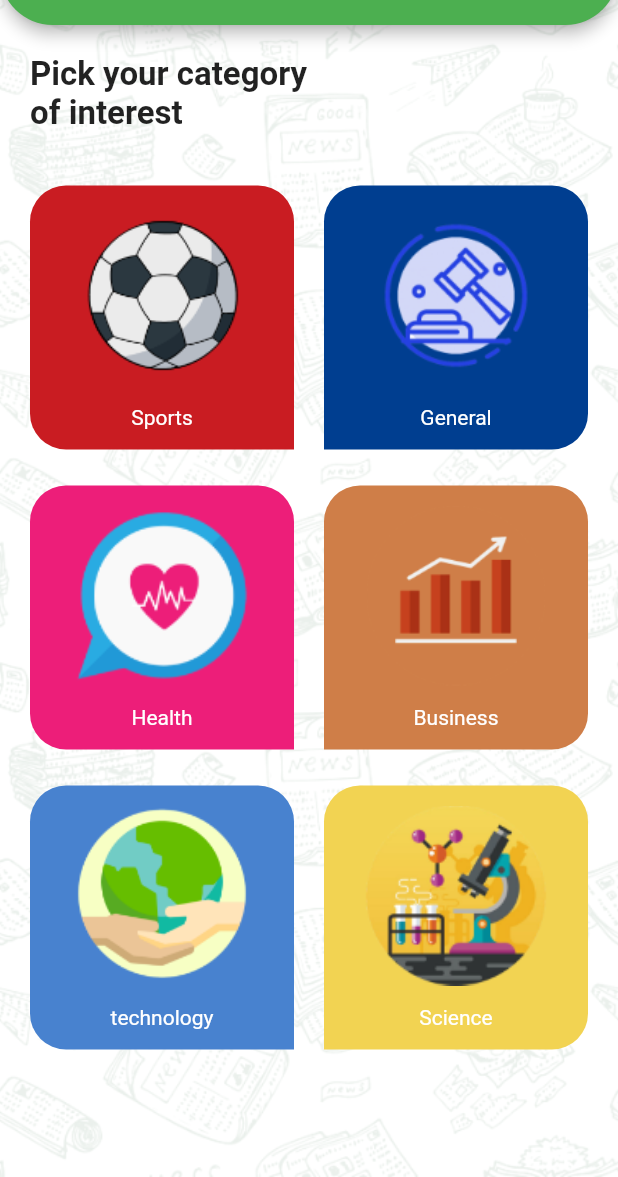
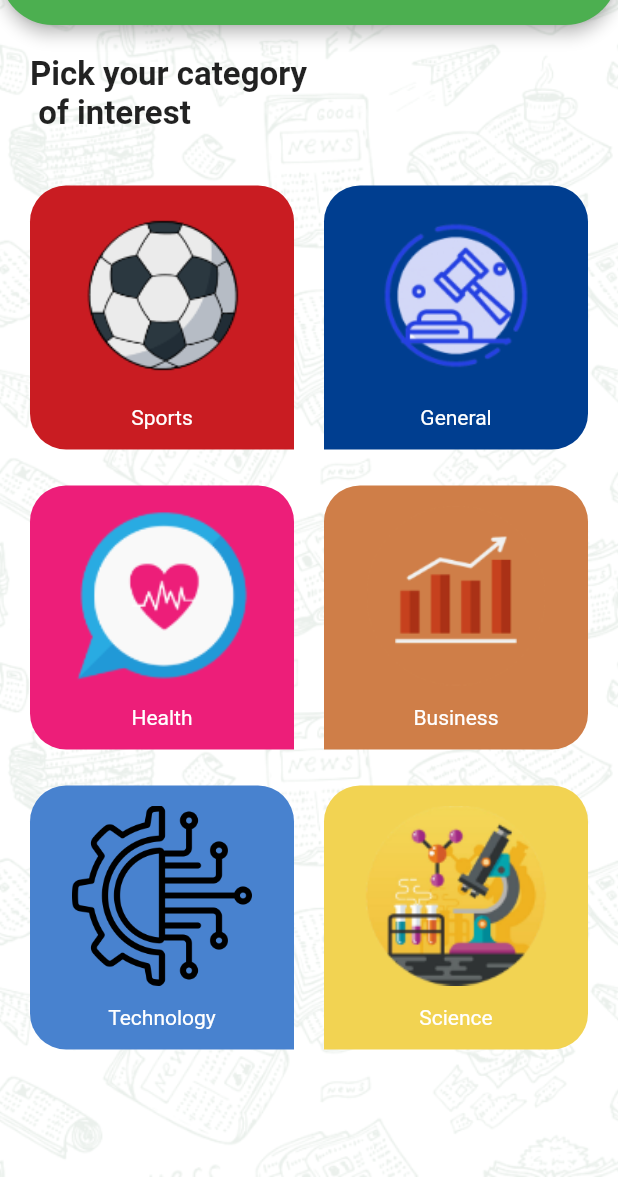
Before and after one commit to AbdelhadyMohamed/news_app, a Flutter app: the screen it shows after launch, in the side drawer, after a tap on the "search" icon, on a phone screen of 412 x 824 dp, the part 59-1236 px from its top. Run offline on Flutter 3.47's test engine with Material 2 defaults, Android fonts, the phone set to English and light mode, and no system bars; our stand-ins replace cached_network_image, easy_localization.

Commit message:
added localiztion

```diff
--- a/lib/main.dart
+++ b/lib/main.dart
@@ -1,10 +1,13 @@
+import 'package:easy_localization/easy_localization.dart';
 import 'package:flutter/material.dart';
 import 'package:news_app/providers/my_provider.dart';
 import 'package:news_app/providers/search_provider.dart';
 import 'package:news_app/ui/home/home_layout.dart';
 import 'package:provider/provider.dart';
 
-void main() {
+void main() async {
+  WidgetsFlutterBinding.ensureInitialized();
+  await EasyLocalization.ensureInitialized();
   runApp(
     MultiProvider(
       providers: [
@@ -13,7 +16,15 @@ void main() {
           ChangeNotifierProvider(create: (context) => SearchProvider())
         ]),
       ],
-      child: const MyApp(),
+      child: EasyLocalization(
+          path: 'assets/translations',
+          saveLocale: true,
+          supportedLocales: const [
+            Locale("ar", "EG"),
+            Locale("en", "US"),
+          ],
+          startLocale: const Locale('en', 'US'),
+          child: const MyApp()),
     ),
   );
 }
@@ -27,6 +38,9 @@ class MyApp extends StatelessWidget {
     var provider = Provider.of<SearchProvider>(context);
     provider.searchedItem ??= "";
     return MaterialApp(
+      localizationsDelegates: context.localizationDelegates,
+      supportedLocales: context.supportedLocales,
+      locale: context.locale,
       debugShowCheckedModeBanner: false,
       initialRoute: HomeLayout.routeName,
       routes: {HomeLayout.routeName: (context) => HomeLayout()},
--- a/lib/ui/categories/categories_widget.dart
+++ b/lib/ui/categories/categories_widget.dart
@@ -1,3 +1,4 @@
+import 'package:easy_localization/easy_localization.dart';
 import 'package:flutter/material.dart';
 
 import 'category.dart';
@@ -16,8 +17,9 @@ class CategoriesWidget extends StatelessWidget {
       child: Column(
         crossAxisAlignment: CrossAxisAlignment.stretch,
         children: [
-          const Text('''Pick your category \nof interest''',
-              style: TextStyle(fontWeight: FontWeight.bold, fontSize: 22)),
+          Text("Pick your category".tr(),
+              style:
+                  const TextStyle(fontWeight: FontWeight.bold, fontSize: 22)),
           Expanded(
             child: GridView.builder(
               padding: const EdgeInsets.only(top: 35),
--- a/lib/ui/categories/category.dart
+++ b/lib/ui/categories/category.dart
@@ -1,3 +1,4 @@
+import 'package:easy_localization/easy_localization.dart';
 import 'package:flutter/material.dart';
 
 class Category {
@@ -9,17 +10,17 @@ class Category {
   Category(this.id, this.title, this.color, this.imageName);
   static List<Category> getAllCategories() {
     return [
-      Category("sports", "Sports", const Color(0XFFC91C22),
+      Category("sports", "Sports".tr(), const Color(0XFFC91C22),
           "assets/images/sports.png"),
-      Category("general", "General", const Color(0XFF003E90),
+      Category("general", "General".tr(), const Color(0XFF003E90),
           "assets/images/general.png"),
-      Category("health", "Health", const Color(0XFFED1E79),
+      Category("health", "Health".tr(), const Color(0XFFED1E79),
           "assets/images/health.png"),
-      Category("business", "Business", const Color(0XFFCF7E48),
+      Category("business", "Business".tr(), const Color(0XFFCF7E48),
           "assets/images/business.png"),
-      Category("technology", "technology", const Color(0XFF4882CF),
+      Category("technology", "technology".tr(), const Color(0XFF4882CF),
           "assets/images/tech.png"),
-      Category("science", "Science", const Color(0XFFF2D352),
+      Category("science", "Science".tr(), const Color(0XFFF2D352),
           "assets/images/science.png"),
     ];
   }
--- a/lib/ui/home/home_drawer.dart
+++ b/lib/ui/home/home_drawer.dart
@@ -1,3 +1,4 @@
+import 'package:easy_localization/easy_localization.dart';
 import 'package:flutter/material.dart';
 
 typedef OnMenuItemClick = void Function(MenuItem clickedItemPos);
@@ -16,9 +17,9 @@ class HomeDrawer extends StatelessWidget {
             padding: EdgeInsets.symmetric(
                 vertical: MediaQuery.of(context).size.width * 0.167),
             decoration: const BoxDecoration(color: Colors.green),
-            child: const Text(
-              "News App",
-              style: TextStyle(
+            child: Text(
+              "News App".tr(),
+              style: const TextStyle(
                   color: Colors.white,
                   fontSize: 24,
                   fontWeight: FontWeight.bold),
@@ -30,12 +31,13 @@ class HomeDrawer extends StatelessWidget {
               onMenuItemClick(MenuItem.categories);
               Navigator.pop(context);
             },
-            child: const Row(
+            child: Row(
               children: [
-                Icon(Icons.list, size: 32),
-                SizedBox(width: 20),
-                Text("Categories",
-                    style: TextStyle(fontSize: 24, fontWeight: FontWeight.bold))
+                const Icon(Icons.list, size: 32),
+                const SizedBox(width: 20),
+                Text("Categories".tr(),
+                    style: const TextStyle(
+                        fontSize: 24, fontWeight: FontWeight.bold))
               ],
             ),
           ),
@@ -45,16 +47,17 @@ class HomeDrawer extends StatelessWidget {
               onMenuItemClick(MenuItem.settings);
               Navigator.pop(context);
             },
-            child: const Row(
+            child: Row(
               children: [
-                Icon(
+                const Icon(
                   Icons.settings,
                   size: 32,
                 ),
-                SizedBox(width: 20),
+                const SizedBox(width: 20),
                 Text(
-                  "Settings",
-                  style: TextStyle(fontSize: 24, fontWeight: FontWeight.bold),
+                  "Settings".tr(),
+                  style: const TextStyle(
+                      fontSize: 24, fontWeight: FontWeight.bold),
                 )
               ],
             ),
--- a/lib/ui/home/home_layout.dart
+++ b/lib/ui/home/home_layout.dart
@@ -1,3 +1,4 @@
+import 'package:easy_localization/easy_localization.dart';
 import 'package:flutter/material.dart';
 import 'package:news_app/providers/search_provider.dart';
 import 'package:news_app/ui/categories/categories_widget.dart';
@@ -34,6 +35,17 @@ class _HomeLayoutState extends State<HomeLayout> {
           image: DecorationImage(
               image: AssetImage("assets/images/pattern.png"),
               fit: BoxFit.cover)),
+      child: WillPopScope(
+        onWillPop: () {
+          if (selectedWidget is CategoriesWidget) {
+            return Future.value(true);
+          } else if (selectedWidget is CategoryDetails) {
+            selectedWidget = CategoriesWidget(onCategoryClicked);
+            setState(() {});
+            return Future.value(false);
+          }
+          return Future.value(true);
+        },
         child: Scaffold(
           drawer: HomeDrawer(onMenuItemClicked),
           backgroundColor: Colors.transparent,
@@ -72,7 +84,8 @@ class _HomeLayoutState extends State<HomeLayout> {
                                 },
                                 child: const Icon(Icons.cancel,
                                     color: Colors.black)),
-                          selectedIcon: const Icon(Icons.brightness_2_outlined,
+                            selectedIcon: const Icon(
+                                Icons.brightness_2_outlined,
                                 color: Colors.black),
                           ),
                         )
@@ -81,7 +94,7 @@ class _HomeLayoutState extends State<HomeLayout> {
                     ))
                 : Row(
                     children: [
-                    const Text("News App"),
+                      Text("News App".tr()),
                       const Spacer(),
                       InkWell(
                           onTap: () {
@@ -95,6 +108,7 @@ class _HomeLayoutState extends State<HomeLayout> {
           body: selectedWidget,
 
           // body:
+        ),
       ),
     );
   }
--- a/lib/ui/widgets/news_list_widget.dart
+++ b/lib/ui/widgets/news_list_widget.dart
@@ -18,7 +18,6 @@ class NewsListWidget extends StatelessWidget {
     return FutureBuilder(
       future: ApiManager.getNews(source.id!, provider.searchedItem ?? ""),
       builder: (context, snapshot) {
-        print(provider.searchedItem ?? "");
         if (snapshot.connectionState == ConnectionState.waiting) {
           return const Center(child: CircularProgressIndicator());
         } else if (snapshot.hasError || snapshot.data?.status == "error") {
```
Also changed, not shown: assets/translations/ar-EG.json (added, +18 -0 lines), assets/translations/en-US.json (added, +16 -0 lines), lib/ui/settings/settings_widget.dart (+61 -2 lines), pubspec.yaml (+9 -2 lines), assets/images/splash.png, assets/images/tech.png, pubspec.lock, 21 other files. Lines whose indentation alone changed are shown as unchanged.
